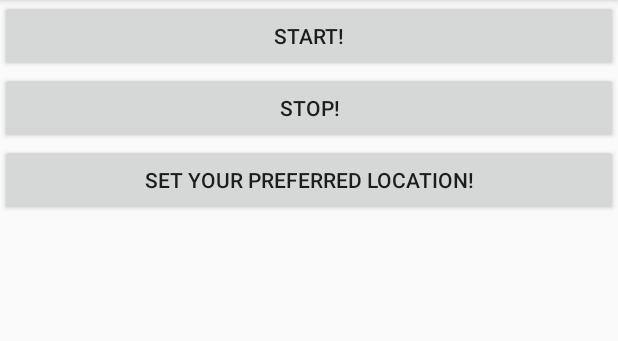
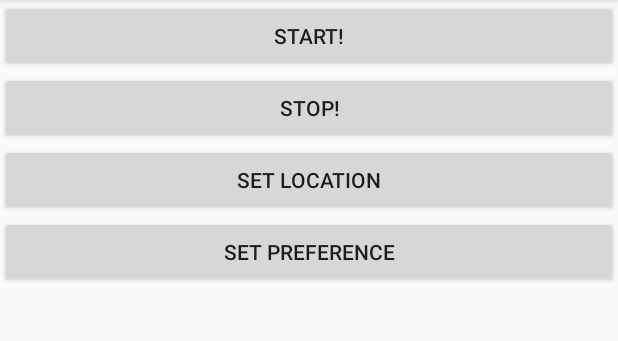
Before and after one commit to ooakind/SIGNAL, an Android app: the screen it shows after launch (MainActivity), on a phone screen of 412 x 824 dp, the part 84-425 px from its top. Run offline under Robolectric (Android 15) with nearby library versions, the phone set to English and light mode, and no system bars.

Commit message:
Connect activities

```diff
--- a/signal_client/app/build.gradle
+++ b/signal_client/app/build.gradle
@@ -41,4 +41,7 @@ dependencies {
     androidTestImplementation 'androidx.test.espresso:espresso-core:3.5.0'
     implementation 'com.google.android.gms:play-services-maps:18.1.0'
     implementation 'com.google.android.gms:play-services-location:21.0.1'
+    implementation 'com.squareup.retrofit2:retrofit:2.9.0'
+    implementation 'com.squareup.retrofit2:converter-gson:2.9.0'
+
 }
--- a/signal_client/app/src/main/java/com/csed/signal/Constants.java
+++ b/signal_client/app/src/main/java/com/csed/signal/Constants.java
@@ -4,5 +4,7 @@ public class Constants {
     static final int LOCATION_SERVICE_ID = 175;
     static final String ACTION_START_LOCATION_SERVICE = "startLocationService";
     static final String ACTION_STOP_LOCATION_SERVICE = "stopLocationService";
+    static final String BASE_URL = "http://127.0.0.1";
+    static final int PORT = 80;
 
 }
--- a/signal_client/app/src/main/java/com/csed/signal/MainActivity.java
+++ b/signal_client/app/src/main/java/com/csed/signal/MainActivity.java
@@ -52,6 +52,15 @@ public class MainActivity extends AppCompatActivity {
             }
         });
 
+        findViewById(R.id.settingPreference).setOnClickListener(new View.OnClickListener() {
+
+            @Override
+            public void onClick(View view) {
+                Intent intent = new Intent(MainActivity.this, PreferredTimingActivity.class);
+                startActivity(intent);
+            }
+        });
+
 
     }
 
--- a/signal_client/app/src/main/java/com/csed/signal/PreferredTimingActivity.java
+++ b/signal_client/app/src/main/java/com/csed/signal/PreferredTimingActivity.java
@@ -21,19 +21,18 @@ public class PreferredTimingActivity extends AppCompatActivity {
             @Override
             public void onClick(View view) {
                 sendData(true);
-                finish();
             }
         });
         ((Button) findViewById(R.id.shareSlow)).setOnClickListener(new View.OnClickListener() {
             @Override
             public void onClick(View view) {
                 sendData(false);
-                finish();
             }
         });
     }
 
     public void sendData(boolean isFast){ // send data to user config
+        finish();
 
     }
 }
--- a/signal_client/app/src/main/res/layout/activity_main.xml
+++ b/signal_client/app/src/main/res/layout/activity_main.xml
@@ -27,8 +27,14 @@
         android:id="@+id/settingMarker"
         android:layout_width="match_parent"
         android:layout_height="wrap_content"
-        android:text="set your preferred location!"
+        android:text="set location"
         />
 
+    <Button
+        android:id="@+id/settingPreference"
+        android:layout_width="match_parent"
+        android:layout_height="wrap_content"
+        android:text="set preference"
+        />
 
 </LinearLayout >
--- a/signal_client/app/src/main/res/layout/activity_preferred_timing.xml
+++ b/signal_client/app/src/main/res/layout/activity_preferred_timing.xml
@@ -18,7 +18,7 @@
         android:id="@+id/shareFast"
         android:layout_width="wrap_content"
         android:layout_height="wrap_content"
-        android:text="Yes"
+        android:text="Immediately"
         app:layout_constraintLeft_toLeftOf="parent"
         app:layout_constraintRight_toLeftOf="@+id/shareSlow"
         android:layout_marginBottom="200dp"
@@ -29,7 +29,7 @@
         android:id="@+id/shareSlow"
         android:layout_width="wrap_content"
         android:layout_height="wrap_content"
-        android:text="No"
+        android:text="Not Immediately"
         android:layout_marginBottom="200dp"
         app:layout_constraintLeft_toRightOf="@+id/shareFast"
         app:layout_constraintRight_toRightOf="parent"
```
Also changed, not shown: signal_client/app/src/main/java/com/csed/signal/MapActivity.java (+29 -9 lines), signal_client/app/src/main/res/layout/activity_map.xml (+10 -0 lines).
